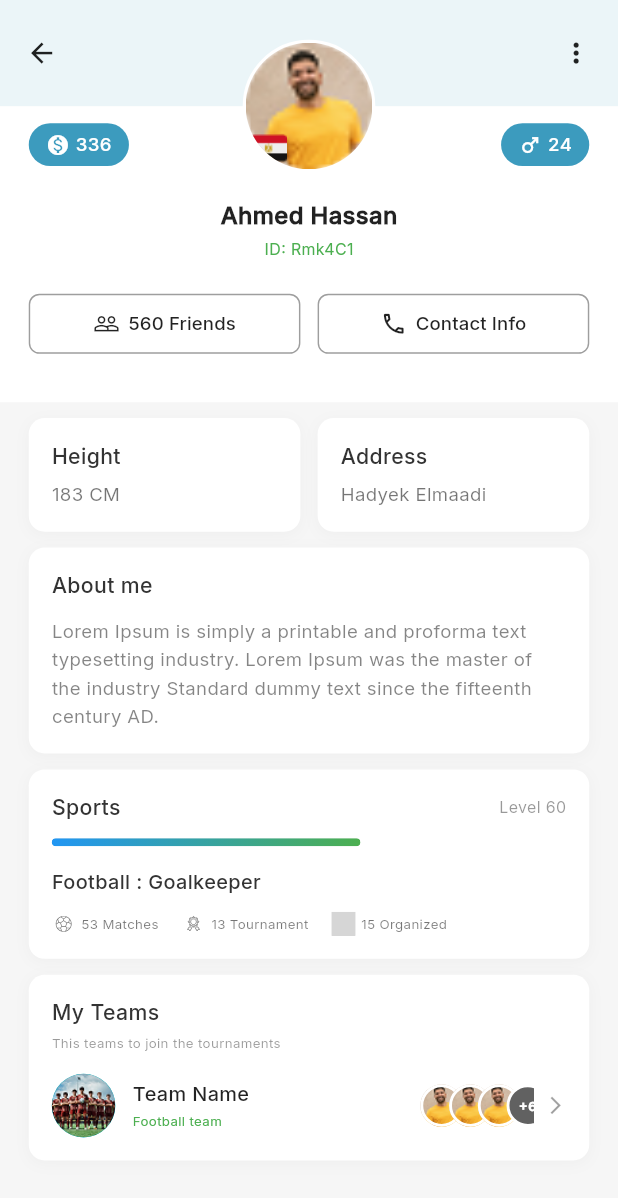
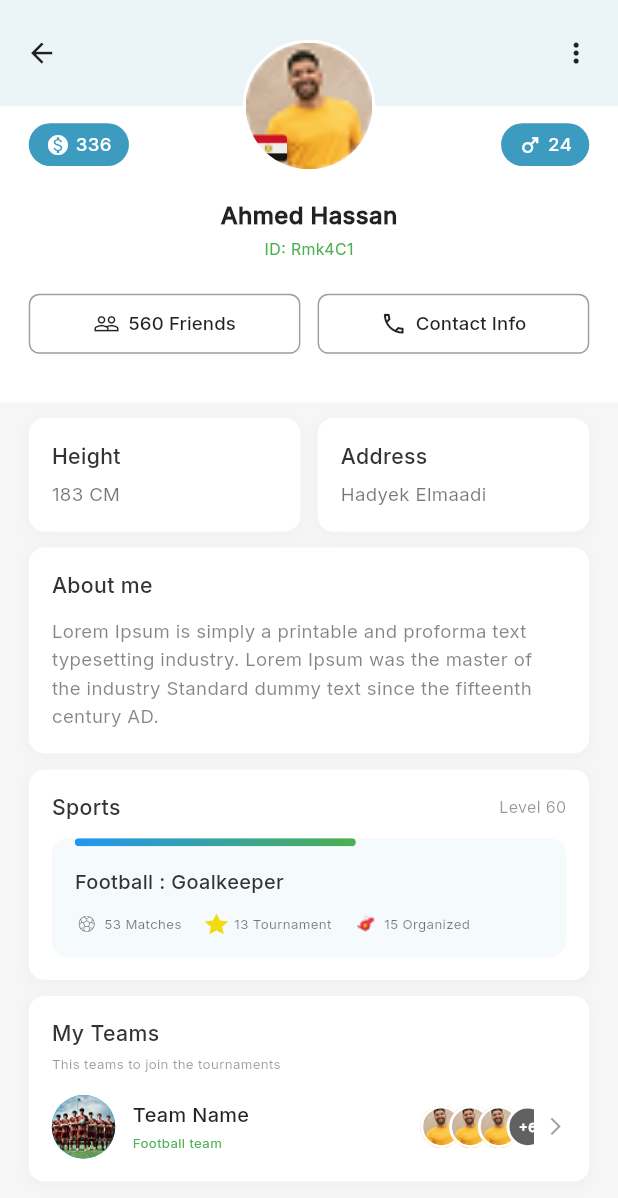
Before and after one commit to ibnRizk/sportofy, a Flutter app: the ProfileView screen opened by its route, on a phone screen of 412 x 824 dp. Shown: the top 1198 px of the screen. Run offline on Flutter 3.47's test engine with Material 3 defaults, Android fonts, the phone set to English and light mode, and no system bars; our stand-ins replace cached_network_image, connectivity_plus, country_picker, dartz, dio, equatable and 15 more; accounts and stored records are empty; project files that could hold a hidden picture were left out; grey boxes are pictures that could not be loaded.

Commit message:
fix profile

```diff
--- a/lib/core/utils/image_manager.dart
+++ b/lib/core/utils/image_manager.dart
@@ -174,8 +174,10 @@ class ImgAssets {
   // Sports Icons
   static const String icTournaments =
       'assets/icons/Tournaments.svg';
+  static const String icTournaments1 =
+      'assets/icons/Star.svg';
   static const String icOrganized =
-      'assets/icons/organized.svg';
+      'assets/icons/organized1.png';
   static const String icTennis = 'assets/icons/tennis.svg';
 
   // Action Icons
--- a/lib/features/profile/presentation/pages/profile_view.dart
+++ b/lib/features/profile/presentation/pages/profile_view.dart
@@ -221,13 +221,38 @@ class ProfileView extends StatelessWidget {
                               SizedBox(
                                 height: AppDimens.h12,
                               ),
-                              // Custom Progress Bar with Blue to Green Gradient
+                              // Details Container (Light Blue Background)
+                              Container(
+                                width: double.infinity,
+                                padding: EdgeInsets.only(
+                                  left: 16.w,
+                                  right: 16.w,
+                                  bottom: 16.r,
+                                ),
+                                decoration: BoxDecoration(
+                                  color: Color(
+                                    0xFFF5FAFC,
+                                  ), // Light Blue Background
+                                  borderRadius:
+                                      BorderRadius.circular(
+                                        12.r,
+                                      ),
+                                ),
+                                child: Column(
+                                  crossAxisAlignment:
+                                      CrossAxisAlignment
+                                          .start,
+                                  children: [
+                                    // Custom Progress Bar with Blue to Green Gradient (Inside Container at Top)
                                     ClipRRect(
-                                borderRadius: AppRadius.r10,
+                                      borderRadius:
+                                          AppRadius.r10,
                                       child: Container(
-                                  height: AppDimens.h6,
+                                        height:
+                                            AppDimens.h6,
                                         decoration: BoxDecoration(
-                                    color: MyColors.grey
+                                          color: MyColors
+                                              .grey
                                               .withValues(
                                                 alpha: AppDimens
                                                     .opacity2,
@@ -238,7 +263,8 @@ class ProfileView extends StatelessWidget {
                                         child: Stack(
                                           children: [
                                             FractionallySizedBox(
-                                        widthFactor: 0.6,
+                                              widthFactor:
+                                                  0.6,
                                               child: Container(
                                                 decoration: BoxDecoration(
                                                   gradient: LinearGradient(
@@ -281,27 +307,42 @@ class ProfileView extends StatelessWidget {
                                     Row(
                                       children: [
                                         _buildStatItem(
-                                    iconSvg:
-                                        ImgAssets.icMatches,
-                                    text: '53 Matches',
+                                          iconSvg: ImgAssets
+                                              .icMatches,
+                                          text:
+                                              '53 Matches',
                                         ),
                                         SizedBox(
-                                    width: AppDimens.w16,
+                                          width:
+                                              AppDimens.w16,
                                         ),
                                         _buildStatItem(
                                           iconSvg: ImgAssets
-                                        .icTournaments,
-                                    text: '13 Tournament',
+                                              .icTournaments1,
+                                          color:
+                                              Color.fromARGB(
+                                                255,
+                                                242,
+                                                219,
+                                                15,
+                                              ),
+                                          text:
+                                              '13 Tournament',
                                         ),
                                         SizedBox(
-                                    width: AppDimens.w16,
+                                          width:
+                                              AppDimens.w16,
                                         ),
                                         _buildStatItem(
                                           iconSvg: ImgAssets
                                               .icOrganized,
-                                    text: '15 Organized',
+                                          text:
+                                              '15 Organized',
                                         ),
                                       ],
+                                    ),
+                                  ],
+                                ),
                               ),
                             ],
                           ),
@@ -631,16 +672,33 @@ class ProfileView extends StatelessWidget {
   Widget _buildStatItem({
     required String iconSvg,
     required String text,
+    Color? color,
   }) {
+    // Check if this is a PNG file (like organized1.png) - use Image.asset instead of SvgPicture
+    final bool isPngFile = iconSvg.endsWith('.png');
+
     return Row(
       mainAxisSize: MainAxisSize.min,
       children: [
-        SvgPicture.asset(
+        isPngFile
+            ? Image.asset(
+                iconSvg,
+                width: AppDimens.iconSize18,
+                height: AppDimens.iconSize18,
+                errorBuilder: (context, error, stackTrace) {
+                  return Icon(
+                    Icons.image,
+                    size: AppDimens.iconSize18,
+                    color: MyColors.grey400,
+                  );
+                },
+              )
+            : SvgPicture.asset(
                 iconSvg,
                 width: AppDimens.iconSize18,
                 height: AppDimens.iconSize18,
                 colorFilter: ColorFilter.mode(
-            MyColors.black54,
+                  color ?? MyColors.black54,
                   BlendMode.srcIn,
                 ),
               ),
```
Also changed, not shown: assets/icons/Star.svg (added), assets/icons/organized.svg, assets/icons/organized1.png (added). Lines whose indentation alone changed are shown as unchanged.
